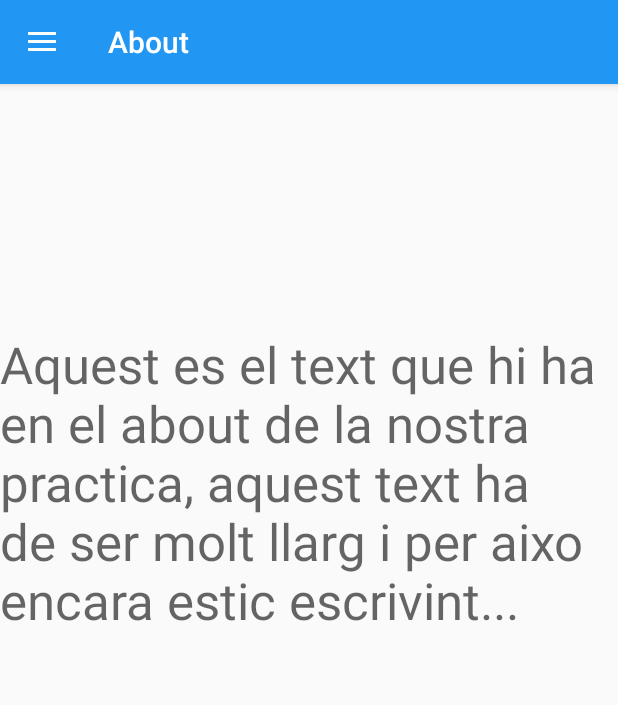
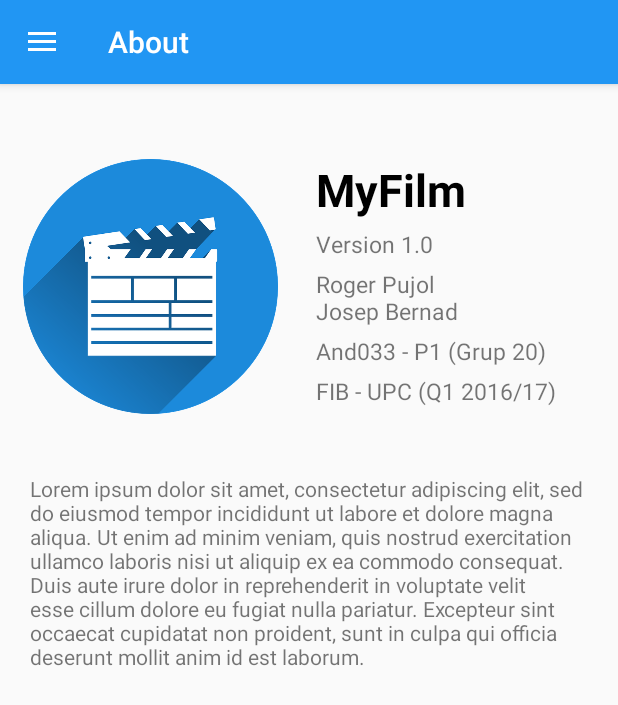
Before and after one commit to JosepBernad/MyFilmDatabase, an Android app: the AboutActivity screen opened directly, with no data from a screen before it, on a phone screen of 412 x 824 dp. Shown: the top 705 px of the screen. Run offline under Robolectric (Android 15) with nearby library versions, the phone set to English and light mode, and no system bars.

Commit message:
About finished;

```diff
--- a/app/src/main/java/com/example/pr_idi/mydatabaseexample/FilmDetailsActivity.java
+++ b/app/src/main/java/com/example/pr_idi/mydatabaseexample/FilmDetailsActivity.java
@@ -2,6 +2,7 @@ package com.example.pr_idi.mydatabaseexample;
 
 import android.app.Activity;
 import android.content.Intent;
+import android.graphics.Color;
 import android.os.Bundle;
 import android.support.design.widget.FloatingActionButton;
 import android.view.View;
@@ -58,6 +59,7 @@ public class FilmDetailsActivity extends Activity
         protagonist.setText(sProtagonist);
         rate.setText(String.valueOf(iRate));
 
+        title.setShadowLayer(20, 0, 0, Color.BLACK);
 
         listenerForEditButton();
 
--- a/app/src/main/res/layout/about.xml
+++ b/app/src/main/res/layout/about.xml
@@ -8,15 +8,96 @@
     <RelativeLayout xmlns:android="http://schemas.android.com/apk/res/android"
         android:layout_width="match_parent" android:layout_height="match_parent">
 
-        <TextView
-            android:text="Aquest es el text que hi ha en el about de la nostra practica, aquest text ha de ser molt llarg i per aixo encara estic escrivint..."
-            android:layout_width="wrap_content"
-            android:layout_height="wrap_content"
-            android:layout_alignParentTop="true"
-            android:layout_centerHorizontal="true"
-            android:layout_marginTop="164dp"
-            android:id="@+id/aboutText"
-            android:textAppearance="@style/TextAppearance.AppCompat.Display1" />
+        <ScrollView
+            android:layout_width="match_parent"
+            android:layout_height="wrap_content">
+
+            <LinearLayout
+                android:orientation="vertical"
+                android:layout_width="match_parent"
+                android:layout_height="wrap_content">
+
+                <!-- Icon and info -->
+                <LinearLayout
+                    android:orientation="horizontal"
+                    android:layout_width="match_parent"
+                    android:layout_height="wrap_content"
+                    android:paddingTop="50dp"
+                    android:paddingStart="15dp">
+
+                    <!-- Image -->
+                    <ImageView
+                        android:layout_width="170dp"
+                        android:layout_height="170dp"
+                        android:src="@drawable/film_icon"/>
+
+                    <!-- Right (text) -->
+                    <LinearLayout
+                        android:orientation="vertical"
+                        android:layout_width="match_parent"
+                        android:layout_height="wrap_content"
+                        android:paddingStart="25dp">
+
+                        <!-- MyFilms -->
+                        <TextView
+                        android:layout_width="match_parent"
+                        android:layout_height="wrap_content"
+                        android:text="MyFilm"
+                        android:textColor="#000000"
+                        android:textSize="30sp"
+                        android:textStyle="bold"/>
+
+                        <!-- Version -->
+                        <TextView
+                            android:paddingTop="5dp"
+                            android:layout_width="match_parent"
+                            android:layout_height="wrap_content"
+                            android:text="Version 1.0"
+                            android:textSize="15sp"/>
+
+                        <!-- RogerJosep -->
+                        <TextView
+                            android:paddingTop="5dp"
+                            android:layout_width="match_parent"
+                            android:layout_height="wrap_content"
+                            android:text="Roger Pujol \nJosep Bernad"
+                            android:textSize="15sp"/>
+
+                        <!-- FIB-UPC -->
+                        <TextView
+                            android:paddingTop="5dp"
+                            android:layout_width="match_parent"
+                            android:layout_height="wrap_content"
+                            android:text="And033 - P1 (Grup 20)"
+                            android:textSize="15sp"/>
+
+                        <!-- FIB-UPC -->
+                        <TextView
+                            android:paddingTop="5dp"
+                            android:layout_width="match_parent"
+                            android:layout_height="wrap_content"
+                            android:text="FIB - UPC (Q1 2016/17)"
+                            android:textSize="15sp"/>
+
+
+                    </LinearLayout>
+
+                </LinearLayout>
+
+                <TextView
+                    android:layout_width="match_parent"
+                    android:layout_height="match_parent"
+                    android:paddingTop="40dp"
+                    android:paddingStart="20dp"
+                    android:paddingEnd="20dp"
+                    android:text="Lorem ipsum dolor sit amet, consectetur adipiscing elit, sed do eiusmod tempor incididunt ut labore et dolore magna aliqua. Ut enim ad minim veniam, quis nostrud exercitation ullamco laboris nisi ut aliquip ex ea commodo consequat. Duis aute irure dolor in reprehenderit in voluptate velit esse cillum dolore eu fugiat nulla pariatur. Excepteur sint occaecat cupidatat non proident, sunt in culpa qui officia deserunt mollit anim id est laborum."/>
+
+
+            </LinearLayout>
+
+        </ScrollView>
+
+
     </RelativeLayout>
 
     <!-- The navigation drawer -->
--- a/app/src/main/res/layout/film_details.xml
+++ b/app/src/main/res/layout/film_details.xml
@@ -23,8 +23,9 @@
             android:id="@+id/titleTextView"
             android:layout_weight="1"
             android:textColor="#FFFFFF"
+            android:paddingTop="10dp"
             android:paddingBottom="5dp"
-            android:paddingLeft="10dp"
+            android:paddingStart="20dp"
             android:textStyle="bold"
             />
 
```
Also changed, not shown: app/src/main/res/drawable/background_film_details.png (deleted), app/src/main/res/drawable/film_icon.png (added).
